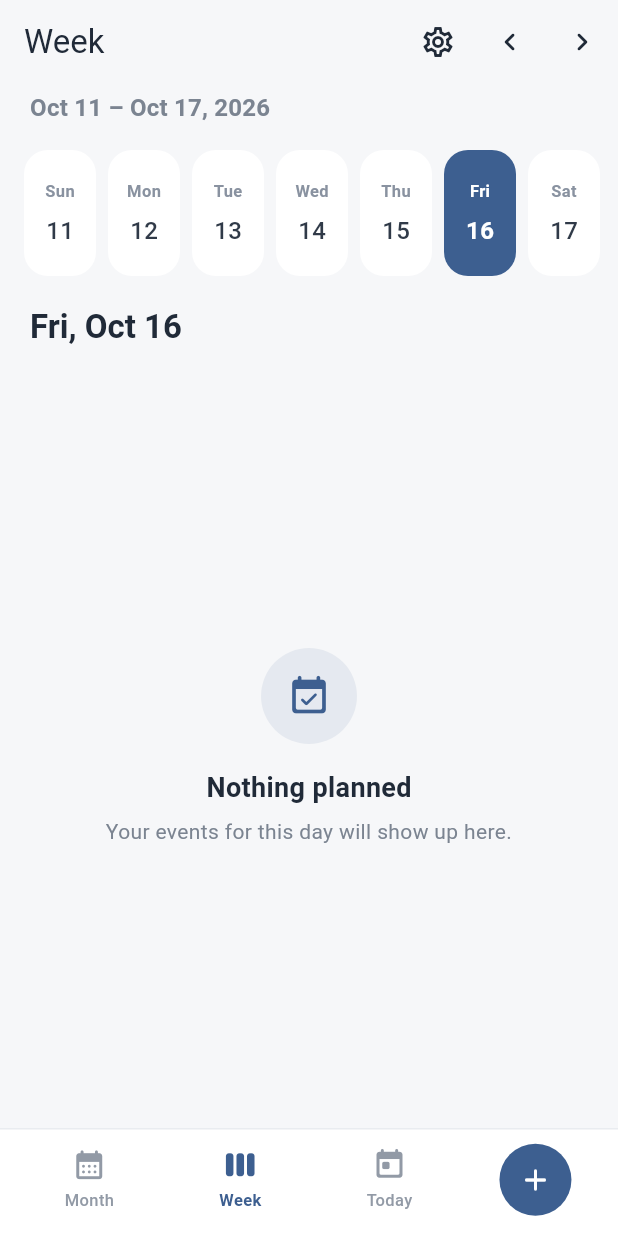
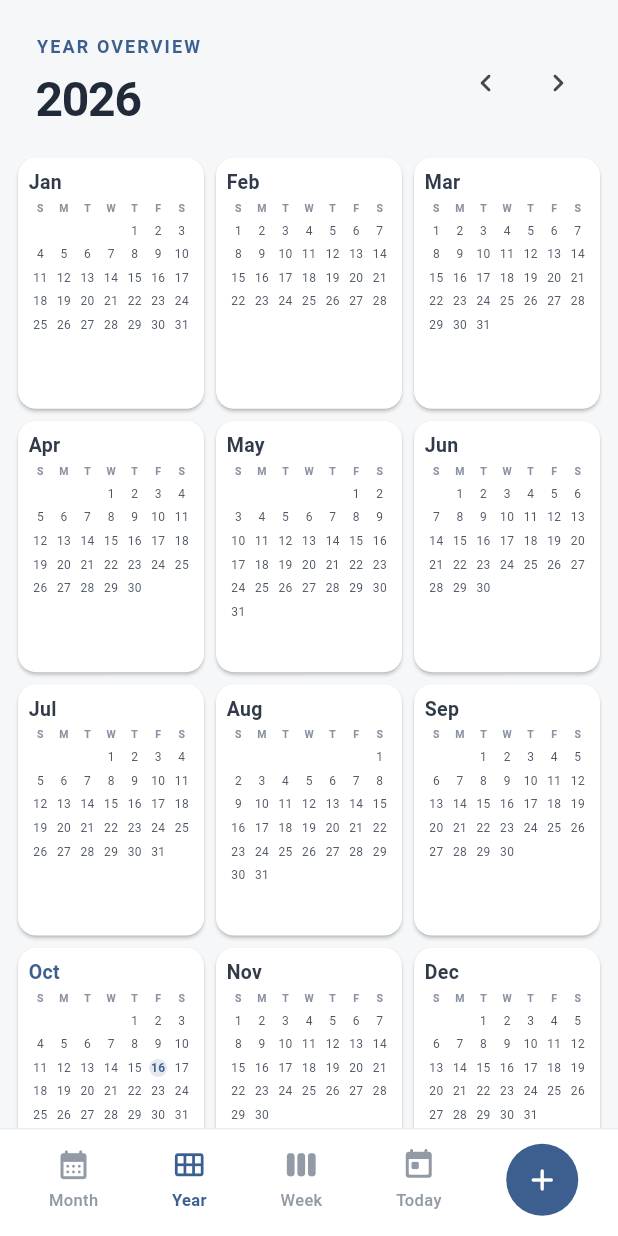
Before and after one commit to KevinAltomare/family-calendar, a Flutter app: the screen it shows after launch, item 2 of the bottom bar chosen, on a phone screen of 412 x 824 dp. Run offline on Flutter 3.47's test engine with Material 3 defaults, Android fonts, the light colour scheme and no system bars; our stand-ins replace shared_preferences; missing offline and left inert: rrule.

Commit message:
Add YearView widget and update README for new features

```diff
--- a/lib/screens/home_screen.dart
+++ b/lib/screens/home_screen.dart
@@ -5,6 +5,7 @@ import '../services/calendar_service.dart';
 import '../widgets/day_view.dart';
 import '../widgets/month_view.dart';
 import '../widgets/week_view.dart';
+import '../widgets/year_view.dart';
 import 'add_event_screen.dart';
 import 'settings_screen.dart';
 
@@ -17,13 +18,19 @@ class HomeScreen extends StatefulWidget {
 
 class _HomeScreenState extends State<HomeScreen> {
   int _selectedIndex = 0;
+  late DateTime _displayedMonth;
+
+  @override
+  void initState() {
+    super.initState();
+    final now = DateTime.now();
+    _displayedMonth = DateTime(now.year, now.month);
+  }
 
   Future<void> _openAddEvent() async {
     final event = await Navigator.push<CalendarEvent>(
       context,
-      MaterialPageRoute<CalendarEvent>(
-        builder: (_) => const AddEventScreen(),
-      ),
+      MaterialPageRoute<CalendarEvent>(builder: (_) => const AddEventScreen()),
     );
     if (event == null || !mounted) {
       return;
@@ -35,9 +42,9 @@ class _HomeScreenState extends State<HomeScreen> {
       if (!mounted) {
         return;
       }
-      ScaffoldMessenger.of(context).showSnackBar(
-        SnackBar(content: Text('Could not save event: $error')),
-      );
+      ScaffoldMessenger.of(
+        context,
+      ).showSnackBar(SnackBar(content: Text('Could not save event: $error')));
     }
   }
 
@@ -59,8 +66,20 @@ class _HomeScreenState extends State<HomeScreen> {
           index: _selectedIndex,
           children: [
             _MonthScreen(
-              now: now,
+              month: _displayedMonth,
+              onMonthChanged: (month) =>
+                  setState(() => _displayedMonth = month),
               onOpenSettings: _openSettings,
+            ),
+            YearView(
+              year: _displayedMonth.year,
+              onYearChanged: (year) => setState(
+                () => _displayedMonth = DateTime(year, _displayedMonth.month),
+              ),
+              onMonthSelected: (month) => setState(() {
+                _displayedMonth = month;
+                _selectedIndex = 0;
+              }),
             ),
             WeekView(initialDate: now),
             DayView(date: DateTime(now.year, now.month, now.day)),
@@ -84,18 +103,25 @@ class _HomeScreenState extends State<HomeScreen> {
               onTap: () => setState(() => _selectedIndex = 0),
             ),
             _NavigationItem(
-              icon: Icons.view_week_rounded,
-              label: 'Week',
+              icon: Icons.calendar_view_month_rounded,
+              label: 'Year',
               selected: _selectedIndex == 1,
               color: colors.primary,
               onTap: () => setState(() => _selectedIndex = 1),
             ),
             _NavigationItem(
-              icon: Icons.today_rounded,
-              label: 'Today',
+              icon: Icons.view_week_rounded,
+              label: 'Week',
               selected: _selectedIndex == 2,
               color: colors.primary,
               onTap: () => setState(() => _selectedIndex = 2),
+            ),
+            _NavigationItem(
+              icon: Icons.today_rounded,
+              label: 'Today',
+              selected: _selectedIndex == 3,
+              color: colors.primary,
+              onTap: () => setState(() => _selectedIndex = 3),
             ),
             IconButton.filled(
               tooltip: 'Add event',
@@ -115,11 +141,13 @@ class _HomeScreenState extends State<HomeScreen> {
 }
 
 class _MonthScreen extends StatelessWidget {
-  final DateTime now;
+  final DateTime month;
+  final ValueChanged<DateTime> onMonthChanged;
   final VoidCallback onOpenSettings;
 
   const _MonthScreen({
-    required this.now,
+    required this.month,
+    required this.onMonthChanged,
     required this.onOpenSettings,
   });
 
@@ -153,14 +181,38 @@ class _MonthScreen extends StatelessWidget {
                       ),
                     ),
                     SizedBox(height: isLandscape ? 2 : 8),
-                    Text(
-                      '${_monthName(now.month)} ${now.year}',
-                      style: TextStyle(
-                        color: const Color(0xFF202A38),
-                        fontSize: isLandscape ? 24 : 32,
-                        fontWeight: FontWeight.w700,
-                        letterSpacing: -0.8,
-                      ),
+                    Row(
+                      children: [
+                        Expanded(
+                          child: Text(
+                            '${_monthName(month.month)} ${month.year}',
+                            maxLines: 1,
+                            overflow: TextOverflow.ellipsis,
+                            style: TextStyle(
+                              color: const Color(0xFF202A38),
+                              fontSize: isLandscape ? 24 : 28,
+                              fontWeight: FontWeight.w700,
+                              letterSpacing: -0.8,
+                            ),
+                          ),
+                        ),
+                        IconButton(
+                          tooltip: 'Previous month',
+                          visualDensity: VisualDensity.compact,
+                          onPressed: () => onMonthChanged(
+                            DateTime(month.year, month.month - 1),
+                          ),
+                          icon: const Icon(Icons.chevron_left_rounded),
+                        ),
+                        IconButton(
+                          tooltip: 'Next month',
+                          visualDensity: VisualDensity.compact,
+                          onPressed: () => onMonthChanged(
+                            DateTime(month.year, month.month + 1),
+                          ),
+                          icon: const Icon(Icons.chevron_right_rounded),
+                        ),
+                      ],
                     ),
                     if (!isLandscape) ...[
                       const SizedBox(height: 4),
@@ -208,7 +260,7 @@ class _MonthScreen extends StatelessWidget {
           ),
         ),
         Expanded(
-          child: MonthView(year: now.year, month: now.month),
+          child: MonthView(year: month.year, month: month.month),
         ),
       ],
     );
@@ -260,7 +312,7 @@ class _NavigationItem extends StatelessWidget {
         onTap: onTap,
         borderRadius: BorderRadius.circular(12),
         child: Padding(
-          padding: const EdgeInsets.symmetric(horizontal: 12, vertical: 4),
+          padding: const EdgeInsets.symmetric(horizontal: 6, vertical: 4),
           child: Column(
             mainAxisSize: MainAxisSize.min,
             children: [
--- a/lib/screens/settings_screen.dart
+++ b/lib/screens/settings_screen.dart
@@ -67,7 +67,7 @@ class _SettingsScreenState extends State<SettingsScreen> {
               ListTile(
                 contentPadding: EdgeInsets.symmetric(horizontal: 16),
                 leading: _SettingsIcon(icon: Icons.info_outline_rounded),
-                title: Text('Calendar App'),
+                title: Text('Altomare Hub'),
                 subtitle: Text('Version 0.1.0'),
               ),
             ],
--- /dev/null
+++ b/lib/widgets/year_view.dart
@@ -0,0 +1,269 @@
+import 'package:flutter/material.dart';
+
+import '../services/calendar_service.dart';
+
+class YearView extends StatelessWidget {
+  final int year;
+  final ValueChanged<int> onYearChanged;
+  final ValueChanged<DateTime> onMonthSelected;
+
+  const YearView({
+    super.key,
+    required this.year,
+    required this.onYearChanged,
+    required this.onMonthSelected,
+  });
+
+  @override
+  Widget build(BuildContext context) {
+    final isLandscape =
+        MediaQuery.orientationOf(context) == Orientation.landscape;
+    const monthNames = [
+      'Jan',
+      'Feb',
+      'Mar',
+      'Apr',
+      'May',
+      'Jun',
+      'Jul',
+      'Aug',
+      'Sep',
+      'Oct',
+      'Nov',
+      'Dec',
+    ];
+
+    return Column(
+      crossAxisAlignment: CrossAxisAlignment.stretch,
+      children: [
+        Padding(
+          padding: isLandscape
+              ? const EdgeInsets.fromLTRB(16, 6, 12, 4)
+              : const EdgeInsets.fromLTRB(24, 22, 16, 12),
+          child: Row(
+            children: [
+              Expanded(
+                child: Column(
+                  crossAxisAlignment: CrossAxisAlignment.start,
+                  children: [
+                    Text(
+                      'YEAR OVERVIEW',
+                      style: TextStyle(
+                        color: Theme.of(context).colorScheme.primary,
+                        fontSize: 12,
+                        fontWeight: FontWeight.w700,
+                        letterSpacing: 1.4,
+                      ),
+                    ),
+                    const SizedBox(height: 4),
+                    Text(
+                      '$year',
+                      style: TextStyle(
+                        color: const Color(0xFF202A38),
+                        fontSize: isLandscape ? 24 : 32,
+                        fontWeight: FontWeight.w700,
+                        letterSpacing: -0.8,
+                      ),
+                    ),
+                  ],
+                ),
+              ),
+              IconButton(
+                tooltip: 'Previous year',
+                onPressed: () => onYearChanged(year - 1),
+                icon: const Icon(Icons.chevron_left_rounded),
+              ),
+              IconButton(
+                tooltip: 'Next year',
+                onPressed: () => onYearChanged(year + 1),
+                icon: const Icon(Icons.chevron_right_rounded),
+              ),
+            ],
+          ),
+        ),
+        Expanded(
+          child: AnimatedBuilder(
+            animation: CalendarService.instance,
+            builder: (context, _) {
+              final events = CalendarService.instance.eventsInRange(
+                DateTime(year),
+                DateTime(year + 1),
+              );
+              final eventDays = events
+                  .map((event) => _dateKey(event.startTime))
+                  .toSet();
+
+              return LayoutBuilder(
+                builder: (context, constraints) {
+                  final columns = constraints.maxWidth > 600 ? 4 : 3;
+                  return GridView.builder(
+                    padding: const EdgeInsets.fromLTRB(12, 4, 12, 12),
+                    gridDelegate: SliverGridDelegateWithFixedCrossAxisCount(
+                      crossAxisCount: columns,
+                      crossAxisSpacing: 8,
+                      mainAxisSpacing: 8,
+                      childAspectRatio: columns == 4 ? 1.2 : 0.74,
+                    ),
+                    itemCount: 12,
+                    itemBuilder: (context, index) {
+                      final month = index + 1;
+                      return _MonthCard(
+                        year: year,
+                        month: month,
+                        name: monthNames[index],
+                        eventDays: eventDays,
+                        onTap: () => onMonthSelected(DateTime(year, month)),
+                      );
+                    },
+                  );
+                },
+              );
+            },
+          ),
+        ),
+      ],
+    );
+  }
+}
+
+class _MonthCard extends StatelessWidget {
+  final int year;
+  final int month;
+  final String name;
+  final Set<int> eventDays;
+  final VoidCallback onTap;
+
+  const _MonthCard({
+    required this.year,
+    required this.month,
+    required this.name,
+    required this.eventDays,
+    required this.onTap,
+  });
+
+  @override
+  Widget build(BuildContext context) {
+    final firstDay = DateTime(year, month, 1);
+    final daysInMonth = DateTime(year, month + 1, 0).day;
+    final offset = firstDay.weekday % 7;
+    final today = DateTime.now();
+    final isCurrentMonth = today.year == year && today.month == month;
+    final primary = Theme.of(context).colorScheme.primary;
+
+    return Card(
+      margin: EdgeInsets.zero,
+      clipBehavior: Clip.antiAlias,
+      color: Colors.white,
+      child: InkWell(
+        onTap: onTap,
+        child: Semantics(
+          button: true,
+          label:
+              'Open ${MaterialLocalizations.of(context).formatMonthYear(DateTime(year, month))}',
+          child: Padding(
+            padding: const EdgeInsets.all(7),
+            child: Column(
+              crossAxisAlignment: CrossAxisAlignment.stretch,
+              children: [
+                Text(
+                  name,
+                  style: TextStyle(
+                    color: isCurrentMonth ? primary : const Color(0xFF303A48),
+                    fontSize: 13,
+                    fontWeight: FontWeight.w700,
+                  ),
+                ),
+                const SizedBox(height: 3),
+                Row(
+                  children: [
+                    for (final day in const ['S', 'M', 'T', 'W', 'T', 'F', 'S'])
+                      Expanded(
+                        child: Center(
+                          child: Text(
+                            day,
+                            style: TextStyle(
+                              color: Color(0xFF8992A0),
+                              fontSize: 7,
+                              fontWeight: FontWeight.w600,
+                            ),
+                          ),
+                        ),
+                      ),
+                  ],
+                ),
+                const SizedBox(height: 2),
+                Expanded(
+                  child: GridView.builder(
+                    physics: const NeverScrollableScrollPhysics(),
+                    padding: EdgeInsets.zero,
+                    gridDelegate:
+                        const SliverGridDelegateWithFixedCrossAxisCount(
+                          crossAxisCount: 7,
+                          childAspectRatio: 1,
+                        ),
+                    itemCount: 42,
+                    itemBuilder: (context, index) {
+                      final day = index - offset + 1;
+                      if (day < 1 || day > daysInMonth) {
+                        return const SizedBox.shrink();
+                      }
+                      final date = DateTime(year, month, day);
+                      final isToday =
+                          today.year == year &&
+                          today.month == month &&
+                          today.day == day;
+                      final hasEvent = eventDays.contains(_dateKey(date));
+
+                      return Stack(
+                        alignment: Alignment.center,
+                        children: [
+                          Container(
+                            width: 12,
+                            height: 12,
+                            alignment: Alignment.center,
+                            decoration: BoxDecoration(
+                              color: isToday
+                                  ? primary.withValues(alpha: 0.14)
+                                  : Colors.transparent,
+                              shape: BoxShape.circle,
+                            ),
+                            child: Text(
+                              '$day',
+                              style: TextStyle(
+                                color: isToday
+                                    ? primary
+                                    : const Color(0xFF4C5664),
+                                fontSize: 8,
+                                fontWeight: isToday
+                                    ? FontWeight.w700
+                                    : FontWeight.w400,
+                              ),
+                            ),
+                          ),
+                          if (hasEvent)
+                            Positioned(
+                              bottom: 0,
+                              child: Container(
+                                width: 2,
+                                height: 2,
+                                decoration: BoxDecoration(
+                                  color: primary,
+                                  shape: BoxShape.circle,
+                                ),
+                              ),
+                            ),
+                        ],
+                      );
+                    },
+                  ),
+                ),
+              ],
+            ),
+          ),
+        ),
+      ),
+    );
+  }
+}
+
+int _dateKey(DateTime date) => date.year * 10000 + date.month * 100 + date.day;
```
Also changed, not shown: 2 other files.
